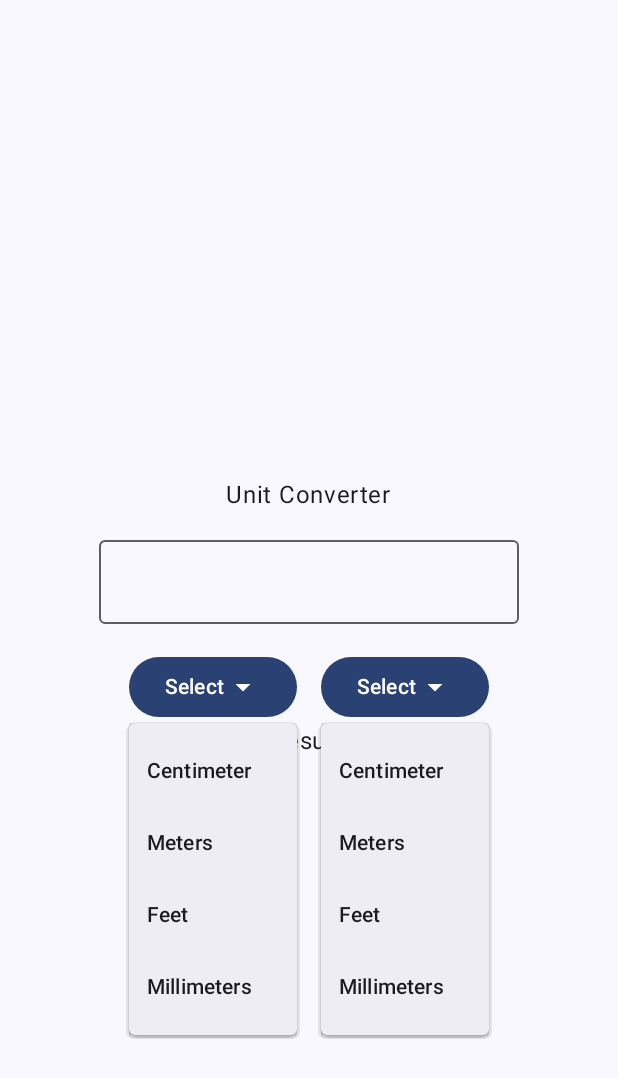
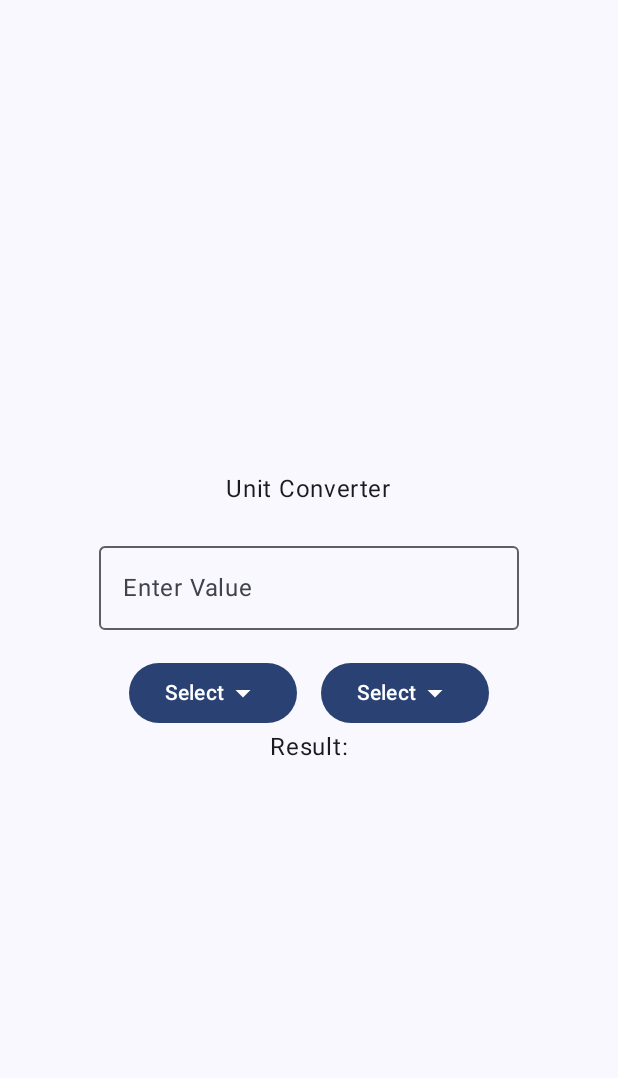
Before and after one commit to AtRealMasterLuke/Unit-Converter-App, an Android app built with Jetpack Compose: the screen it shows after launch (MainActivity), on a phone screen of 412 x 824 dp. Shown: the top 1078 px of the screen. Run offline under Robolectric (Android 15) with nearby library versions, the phone set to English and light mode, and no system bars.

Commit message:
Converting the Units
Converting the units in the dropdown menus

```diff
--- a/app/src/main/java/com/example/unitconverterapp/MainActivity.kt
+++ b/app/src/main/java/com/example/unitconverterapp/MainActivity.kt
@@ -22,11 +22,16 @@ import androidx.compose.material3.OutlinedTextField
 import androidx.compose.material3.Surface
 import androidx.compose.material3.Text
 import androidx.compose.runtime.Composable
+import androidx.compose.runtime.getValue
+import androidx.compose.runtime.mutableStateOf
+import androidx.compose.runtime.remember
+import androidx.compose.runtime.setValue
 import androidx.compose.ui.Alignment
 import androidx.compose.ui.Modifier
 import androidx.compose.ui.tooling.preview.Preview
 import androidx.compose.ui.unit.dp
 import com.example.unitconverterapp.ui.theme.UnitConverterAppTheme
+import kotlin.math.roundToInt
 
 class MainActivity : ComponentActivity() {
     override fun onCreate(savedInstanceState: Bundle?) {
@@ -48,7 +53,41 @@ class MainActivity : ComponentActivity() {
 //Let's add our own composable
 @Composable
 fun UnitConverter() {
-    //Since our func is a composable, we can use other composable in it
+
+    var inputValue by remember {
+        mutableStateOf("")
+    }
+    var outputValue by remember {
+        mutableStateOf("")
+    }
+    var inputUnit by remember {
+        mutableStateOf("Centimeters")
+    }
+    var outputUnit by remember {
+        mutableStateOf("Meters")
+    }
+    //The input and output dropdown menus should be collapsed by default
+    var inputExpanded by remember {
+        mutableStateOf(false)
+    }
+    var outputExpanded by remember {
+        mutableStateOf(false)
+    }
+    val conversionFactor = remember {
+        mutableStateOf(0.01)
+    }
+
+    fun convertUnits(){
+        val inputValueDouble = inputValue.toDoubleOrNull() ?: 0.0
+        //inputValue.toDoubleOrNull(): attempts to convert the inputValue to a Double. If the conversion is successful, it returns the Double value. If the conversion fails (e.g., if inputValue is not a valid number), it returns null.
+        //Elvis operator (?:): This operator is used to provide a default value in case the expression on its left side is null.
+        //0.0: This is the default value that will be used if inputValue.toDoubleOrNull() returns null.
+
+        val result = (inputValueDouble * conversionFactor.value * 100).roundToInt() / 100
+        outputValue = result.toString()
+    }
+
+    //Since our func is a composable, we can use other composable functions in it
     Column(
         modifier = Modifier.fillMaxSize(),
         verticalArrangement = Arrangement.Center,
@@ -57,31 +96,57 @@ fun UnitConverter() {
         //Here our UI elements will be stacked on top of each other
         Text(text = "Unit Converter")
         Spacer(modifier = Modifier.height(18.dp))
-        OutlinedTextField(value = "", onValueChange = {
+        OutlinedTextField(value = inputValue, onValueChange = {
+            inputValue = it
             //Here goes what should happen when the value of our OutlinedTextField changes
-        })
+        },
+            label = { Text(text = "Enter Value")})
         Spacer(modifier = Modifier.height(18.dp))
         Row {
             //Here our UI elements will be next to each other
+            //Input box
             Box {
-                Button(onClick = { /*TODO*/ }) {
+                //Input button
+                Button(onClick = { inputExpanded = true }) {
                     Text(text = "Select")
                     Icon(Icons.Default.ArrowDropDown, contentDescription = "Drop Down Arrow")
                 }
-                DropdownMenu(expanded = true, onDismissRequest = { /*TODO*/ }) {
-                    DropdownMenuItem(text = { Text("Centimeter") }, onClick = { /*TODO*/ })
-                    DropdownMenuItem(text = { Text("Meters") }, onClick = { /*TODO*/ })
-                    DropdownMenuItem(text = { Text("Feet") }, onClick = { /*TODO*/ })
-                    DropdownMenuItem(text = { Text("Millimeters") }, onClick = { /*TODO*/ })
+                DropdownMenu(expanded = inputExpanded, onDismissRequest = { inputExpanded = false }) {
+                    DropdownMenuItem(text = { Text("Centimeters") }, onClick = {
+                        inputExpanded = false
+                        inputUnit = "Centimeters"
+                        conversionFactor.value = 0.01
+                        convertUnits()
+                    })
+                    DropdownMenuItem(text = { Text("Meters") }, onClick = {
+                        inputExpanded = false
+                        inputUnit = "Meters"
+                        conversionFactor.value = 1.0
+                        convertUnits()
+                    })
+                    DropdownMenuItem(text = { Text("Feet") }, onClick = {
+                        inputExpanded = false
+                        inputUnit = "Feet"
+                        conversionFactor.value = 0.3048
+                        convertUnits()
+                    })
+                    DropdownMenuItem(text = { Text("Millimeters") }, onClick = {
+                        inputExpanded = false
+                        inputUnit = "Millimeters"
+                        conversionFactor.value = 0.001
+                        convertUnits()
+                    })
                 }
             }
             Spacer(modifier = Modifier.width(16.dp))
+            //Output box
             Box {
-                Button(onClick = { /*TODO*/ }) {
+                //Output button
+                Button(onClick = { outputExpanded = true }) {
                     Text(text = "Select")
                     Icon(Icons.Default.ArrowDropDown, contentDescription = "Drop Down Arrow")
                 }
-                DropdownMenu(expanded = true, onDismissRequest = { /*TODO*/ }) {
+                DropdownMenu(expanded = outputExpanded, onDismissRequest = { outputExpanded = false }) {
                     DropdownMenuItem(text = { Text("Centimeter") }, onClick = { /*TODO*/ })
                     DropdownMenuItem(text = { Text("Meters") }, onClick = { /*TODO*/ })
                     DropdownMenuItem(text = { Text("Feet") }, onClick = { /*TODO*/ })
```
